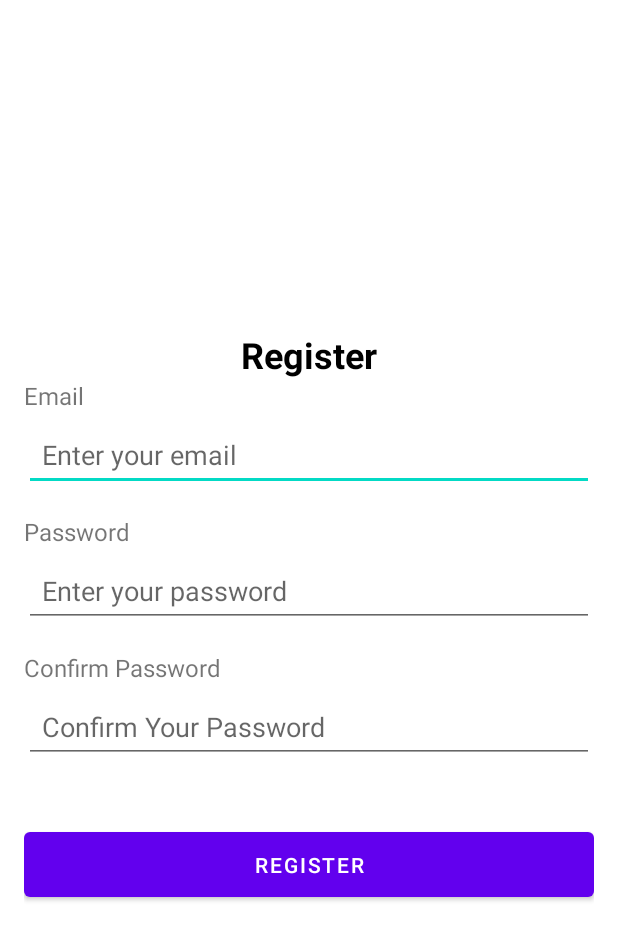
After one commit to s3986423/Vacaybay, an Android app: the layout activity_register.xml on its own in the app's theme, with its tools: preview values and no code run, on a phone screen of 412 x 824 dp. The commit adds this screen. Shown: the top 940 px of the screen. Run offline under Robolectric (Android 15) with nearby library versions, the phone set to English and light mode, and no system bars.

Commit message:
Added Login and Register UI

```diff
--- /dev/null
+++ b/app/src/main/res/layout/activity_register.xml
@@ -0,0 +1,81 @@
+<?xml version="1.0" encoding="utf-8"?>
+<LinearLayout
+    xmlns:android="http://schemas.android.com/apk/res/android"
+    android:layout_width="match_parent"
+    android:layout_height="match_parent"
+    android:orientation="vertical"
+    android:gravity="center"
+    android:padding="16dp">
+
+    <TextView
+        android:id="@+id/register_title"
+        android:text="@string/register_title"
+        android:textSize="24sp"
+        android:textStyle="bold"
+        android:textColor="@color/black"
+        android:layout_width="wrap_content"
+        android:layout_height="wrap_content"/>
+
+    <TextView
+        android:id="@+id/email_title"
+        android:layout_width="match_parent"
+        android:layout_height="wrap_content"
+        android:text="@string/email_title"
+        android:textSize="16sp"
+        android:layout_marginBottom="4dp"/>
+
+    <EditText
+        android:id="@+id/email_field"
+        android:layout_width="match_parent"
+        android:layout_height="wrap_content"
+        android:importantForAutofill="no"
+        android:inputType="textEmailAddress"
+        android:layout_marginBottom="16dp"
+        android:padding="12dp"
+        android:hint="@string/enter_your_email"/>
+
+    <TextView
+        android:id="@+id/pwd_title"
+        android:layout_width="match_parent"
+        android:layout_height="wrap_content"
+        android:text="@string/password_title"
+        android:textSize="16sp"
+        android:layout_marginBottom="4dp"/>
+
+    <EditText
+        android:id="@+id/pwd_field"
+        android:layout_width="match_parent"
+        android:layout_height="wrap_content"
+        android:importantForAutofill="no"
+        android:inputType="textPassword"
+        android:layout_marginBottom="16dp"
+        android:padding="12dp"
+        android:hint="@string/enter_your_password"/>
+
+    <TextView
+        android:id="@+id/confirm_pwd_title"
+        android:layout_width="match_parent"
+        android:layout_height="wrap_content"
+        android:text="@string/confirm_password"
+        android:textSize="16sp"
+        android:layout_marginBottom="4dp" />
+
+    <EditText
+        android:id="@+id/confirm_pwd_field"
+        android:layout_width="match_parent"
+        android:layout_height="wrap_content"
+        android:importantForAutofill="no"
+        android:inputType="textPassword"
+        android:layout_marginBottom="16dp"
+        android:padding="12dp"
+        android:hint="@string/confirm_your_password"/>
+
+    <Button
+        android:id="@+id/register_button"
+        android:layout_width="match_parent"
+        android:layout_height="wrap_content"
+        android:text="@string/register"
+        android:layout_marginTop="24dp"
+        android:padding="12dp"/>
+
+</LinearLayout>
--- a/app/src/main/res/values/strings.xml
+++ b/app/src/main/res/values/strings.xml
@@ -9,4 +9,14 @@
     <string name="promotion_1_desc">Enjoy 10% off during your next stay at Four Seasons Villas.</string>
     <string name="see_details">See Details</string>
     <string name="close">Close</string>
+    <string name="enter_your_email">Enter your email</string>
+    <string name="enter_your_password">Enter your password</string>
+    <string name="register">Register</string>
+    <string name="register_title">Register</string>
+    <string name="email_title">Email</string>
+    <string name="password_title">Password</string>
+    <string name="confirm_password">Confirm Password</string>
+    <string name="confirm_your_password">Confirm Your Password</string>
+    <string name="login">Login</string>
+    <string name="login_register_button">Don\'t have an account yet? Register here.</string>
 </resources>
```
Also changed, not shown: app/src/main/java/com/example/vacaybay/Activity/LoginActivity.java (added, +14 -0 lines), app/src/main/java/com/example/vacaybay/Activity/RegisterActivity.java (added, +14 -0 lines), app/src/main/res/layout/activity_login.xml (added, +67 -0 lines).
